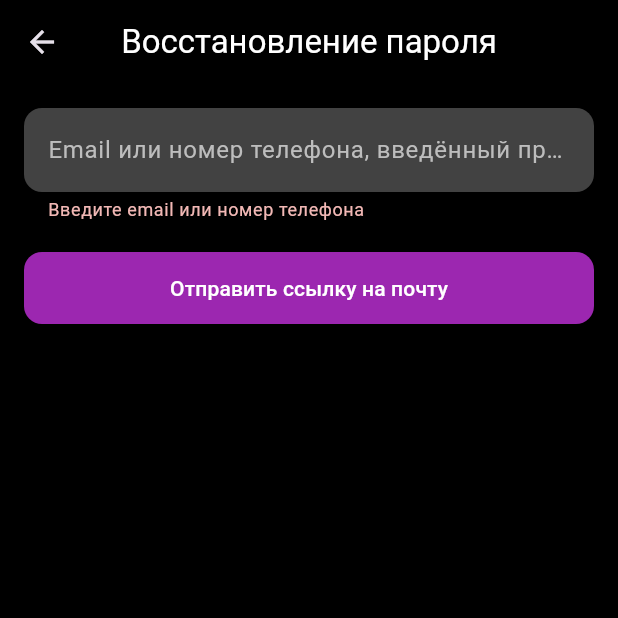
After one commit to GerardDugal/zavadovskaya_client_app, a Flutter app: the PasswordRecoveryScreen screen opened by its route, after a tap on "Отправить ссылку на почту", on a phone screen of 412 x 824 dp, the top half of it. The commit adds this screen. Run offline on Flutter 3.47's test engine with Material 3 defaults, Android fonts, the phone set to English and light mode, and no system bars; our stand-ins replace bloc, chewie, equatable, flutter_bloc, flutter_secure_storage, jwt_decoder and 4 more; accounts and stored records are empty.

Commit message:
Добавил восстановление пароля

```diff
--- /dev/null
+++ b/lib/blocs/password_recovery/password_recovery_bloc.dart
@@ -0,0 +1,33 @@
+// lib/blocs/auth/auth_bloc.dart
+
+import 'package:bloc/bloc.dart';
+import 'package:equatable/equatable.dart';
+import 'package:zavadovskaya_client_app/config.dart';
+import '../../data/repositories/auth_repository.dart';
+
+part 'password_recovery_event.dart';
+part 'password_recovery_state.dart';
+
+class PasswordRecoveryBloc extends Bloc<PasswordRecoveryEvent, PasswordRecoveryState> {
+  final AuthRepository authRepository;
+
+  PasswordRecoveryBloc({required this.authRepository}) : super(PasswordRecoveryInitial()) {
+    on<PasswordRecovery>(_passwordRecovery);
+  }
+
+Future<void> _passwordRecovery(PasswordRecovery event, Emitter<PasswordRecoveryState> emit) async {
+  try {
+    emit(PasswordRecoveryInitial()); // Сбросить состояние
+
+    final recovery = await authRepository.passwordRecovery(event.login);
+    emit(RecoveryPassword(recovery: recovery));
+    Config.mprint('AuthBloc: восстановление успешно, результат: $recovery');
+  } catch (e) {
+    Config.mprint('AuthBloc: ошибка при восстановлении: $e');
+    emit(const RecoveryPassword(recovery: false));
+  }
+}
+
+  // Добавьте этот метод при необходимости:
+  // Future<void> _onSubmitSmsCode(...) async { ... }
+}
--- /dev/null
+++ b/lib/blocs/password_recovery/password_recovery_event.dart
@@ -0,0 +1,19 @@
+// lib/blocs/auth/auth_event.dart
+
+part of 'password_recovery_bloc.dart';
+
+abstract class PasswordRecoveryEvent extends Equatable {
+  const PasswordRecoveryEvent();
+
+  @override
+  List<Object?> get props => [];
+}
+
+class PasswordRecovery extends PasswordRecoveryEvent {
+  final String login;
+
+  const PasswordRecovery({required this.login});
+
+  @override
+  List<Object?> get props => [login];
+}
--- /dev/null
+++ b/lib/blocs/password_recovery/password_recovery_state.dart
@@ -0,0 +1,21 @@
+// lib/blocs/auth/auth_state.dart
+
+part of 'password_recovery_bloc.dart';
+
+abstract class PasswordRecoveryState extends Equatable {
+  const PasswordRecoveryState();
+
+  @override
+  List<Object?> get props => [];
+}
+
+class PasswordRecoveryInitial extends PasswordRecoveryState {}
+
+class RecoveryPassword extends PasswordRecoveryState {
+  final bool recovery;
+
+  const RecoveryPassword({required this.recovery});
+
+  @override
+  List<Object?> get props => [recovery];
+}
--- a/lib/data/repositories/auth_repository.dart
+++ b/lib/data/repositories/auth_repository.dart
@@ -9,6 +9,7 @@ abstract class AuthRepository {
   Future<User> getCurrentUser();
   Future<bool> isLoggedIn();
   Future<void> refreshToken();
+  Future<bool> passwordRecovery(String login);
 
   removePurchasedCourse(int courseID) {}
 }
--- a/lib/main.dart
+++ b/lib/main.dart
@@ -3,6 +3,8 @@
 import 'package:flutter/material.dart';
 import 'package:flutter_bloc/flutter_bloc.dart';
 import 'package:zavadovskaya_client_app/blocs/courses_detai/course_detail_bloc.dart';
+import 'package:zavadovskaya_client_app/blocs/password_recovery/password_recovery_bloc.dart';
+import 'package:zavadovskaya_client_app/presentation/screens/passwordRecovery_screen.dart';
 import 'blocs/auth/auth_bloc.dart';
 import 'blocs/courses/courses_bloc.dart';
 import 'blocs/profile/profile_bloc.dart';
@@ -71,6 +73,10 @@ class MyApp extends StatelessWidget {
               paymentRepository: context.read<PaymentRepository>(),
               authRepository: context.read<AuthRepository>(),
             ),
+          ),
+          BlocProvider<PasswordRecoveryBloc>(
+            create: (context) =>
+                PasswordRecoveryBloc(authRepository: context.read<AuthRepository>()),
           ),
         ],
         child: MaterialApp(
@@ -174,7 +180,12 @@ class MyApp extends StatelessWidget {
       // Пример добавления экрана создания курса
       // case '/createCourse':
       //   return MaterialPageRoute(builder: (_) => CreateCourseScreen());
-
+      case '/passwordRecovery':
+        return MaterialPageRoute(
+          builder: (context) {
+              return PasswordRecoveryScreen();
+          },
+        );
       default:
         return MaterialPageRoute(
           builder: (_) => Scaffold(
--- /dev/null
+++ b/lib/presentation/screens/passwordRecovery_screen.dart
@@ -0,0 +1,166 @@
+import 'package:flutter/material.dart';
+import 'package:flutter/services.dart';
+import 'package:flutter_bloc/flutter_bloc.dart';
+import 'package:zavadovskaya_client_app/blocs/auth/auth_bloc.dart';
+import 'package:zavadovskaya_client_app/blocs/password_recovery/password_recovery_bloc.dart';
+import 'package:zavadovskaya_client_app/presentation/screens/login_screen.dart';
+
+class PasswordRecoveryScreen extends StatefulWidget {
+  const PasswordRecoveryScreen({super.key});
+
+  @override
+  State<PasswordRecoveryScreen> createState() => _PasswordRecoveryScreenState();
+}
+
+class _PasswordRecoveryScreenState extends State<PasswordRecoveryScreen>
+    with SingleTickerProviderStateMixin {
+  late AnimationController _controller;
+  final _formKey = GlobalKey<FormState>();
+  final emailController = TextEditingController();
+
+  @override
+  void initState() {
+    super.initState();
+    _controller = AnimationController(vsync: this);
+  }
+
+  @override
+  void dispose() {
+    _controller.dispose();
+    emailController.dispose();
+    super.dispose();
+  }
+
+  void _onSubmit() {
+  String input = emailController.text.trim();
+
+  // Если это номер телефона — извлечь только последние 10 цифр
+  final phoneDigits = input.replaceAll(RegExp(r'\D'), '');
+  if (phoneDigits.length >= 10 && !input.contains('@')) {
+    input = phoneDigits.substring(phoneDigits.length - 10); // последние 10 цифр
+  }
+
+  context.read<PasswordRecoveryBloc>().add(PasswordRecovery(
+    login: input,
+  ));
+}
+
+
+  Widget _buildTextField({
+    required TextEditingController controller,
+    required String hint,
+    bool obscure = false,
+    bool isPasswordToggle = false,
+    void Function()? toggleVisibility,
+    TextInputType keyboardType = TextInputType.text,
+    List<TextInputFormatter>? inputFormatters,
+    String? Function(String?)? validator,
+  }) {
+    return TextFormField(
+      controller: controller,
+      obscureText: obscure,
+      keyboardType: keyboardType,
+      inputFormatters: inputFormatters,
+      style: const TextStyle(color: Colors.white),
+      decoration: InputDecoration(
+        hintText: hint,
+        hintStyle: TextStyle(color: Colors.grey[400]),
+        filled: true,
+        fillColor: Colors.grey[800],
+        border: OutlineInputBorder(
+          borderRadius: BorderRadius.circular(12),
+          borderSide: BorderSide.none,
+        ),
+        suffixIcon: isPasswordToggle
+            ? IconButton(
+                icon: Icon(
+                  obscure ? Icons.visibility_off : Icons.visibility,
+                  color: Colors.grey[400],
+                ),
+                onPressed: toggleVisibility,
+              )
+            : null,
+      ),
+      validator: validator,
+    );
+  }
+
+  @override
+  Widget build(BuildContext context) {
+    return BlocListener<PasswordRecoveryBloc, PasswordRecoveryState>(
+      listener: (context, state) {
+        if (state is RecoveryPassword) {
+          if (state.recovery) {
+            Navigator.pop(context, true);
+          } else {
+            ScaffoldMessenger.of(context).showSnackBar(
+              const SnackBar(content: Text('Неправильный логин')),
+            );
+          }
+        }
+      },
+      child: Scaffold(
+        backgroundColor: Colors.black,
+        appBar: AppBar(
+          backgroundColor: Colors.black,
+          elevation: 0,
+          title: const Text(
+            'Восстановление пароля',
+            style: TextStyle(color: Colors.white),
+          ),
+          centerTitle: true,
+        ),
+        body: Padding(
+          padding: const EdgeInsets.all(16),
+          child: SingleChildScrollView(
+            child: Form(
+              key: _formKey,
+              child: Column(
+                children: [
+                  _buildTextField(
+                     controller: emailController,
+                     hint: "Email или номер телефона, введённый при регистрации",
+                     keyboardType: TextInputType.emailAddress,
+                     validator: (v) {
+                       if (v == null || v.isEmpty) return 'Введите email или номер телефона';
+
+                       final emailRegex = RegExp(r'^[^@]+@[^@]+\.[^@]+');
+                       final phoneRegex = RegExp(r'^(\+7|7|8)?[\s\-]?\(?\d{3}\)?[\s\-]?\d{3}[\s\-]?\d{2}[\s\-]?\d{2}$');
+
+                       if (!emailRegex.hasMatch(v) && !phoneRegex.hasMatch(v)) {
+                         return 'Неверный формат email или номера телефона';
+                       }
+                       return null;
+                     },
+                   ),
+                  const SizedBox(height: 20),
+                  SizedBox(
+                    width: double.infinity,
+                    child: ElevatedButton(
+                      onPressed: () {
+                        if (_formKey.currentState!.validate()) {
+                          _onSubmit();
+                        }
+                      },
+                      style: ElevatedButton.styleFrom(
+                        backgroundColor: Colors.purple,
+                        padding: const EdgeInsets.symmetric(vertical: 14),
+                        shape: RoundedRectangleBorder(
+                          borderRadius: BorderRadius.circular(12),
+                        ),
+                      ),
+                      child: const Text(
+                        'Отправить ссылку на почту',
+                        style: TextStyle(color: Colors.white),
+                      ),
+                    ),
+                  ),
+                ],
+              ),
+            ),
+          ),
+        ),
+      ),
+    );
+  }
+}
```
Also changed, not shown: lib/blocs/auth/auth_bloc.dart (+13 -0 lines), lib/blocs/auth/auth_event.dart (+9 -0 lines), lib/blocs/auth/auth_state.dart (+9 -0 lines), lib/data/repositories/auth_repository_impl.dart (+48 -0 lines), lib/presentation/screens/login_screen.dart (+16 -0 lines).
